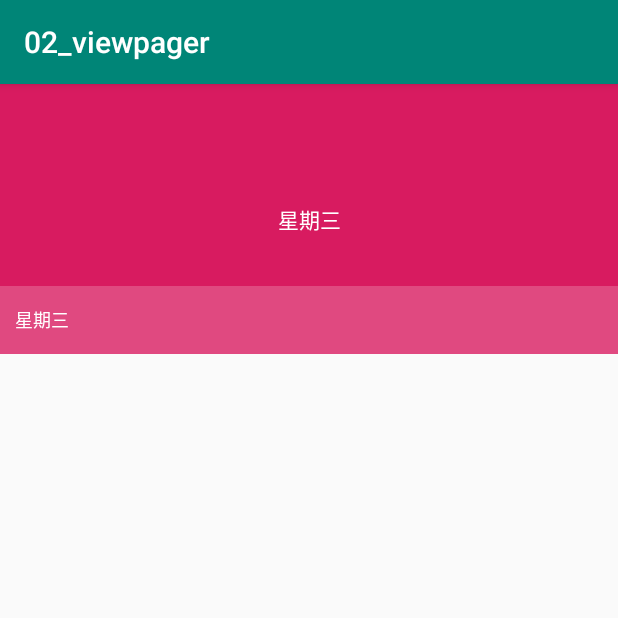
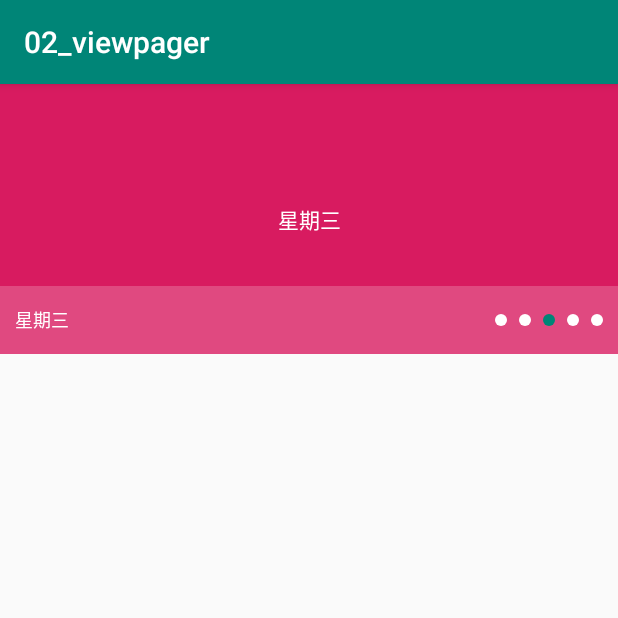
Before and after one commit to dashingqi/AndroidCustomerView, an Android app: the screen it shows after launch (MainActivity), on a phone screen of 412 x 824 dp, the top half of it. Run offline under Robolectric (Android 15) with nearby library versions, the phone set to English and light mode, and no system bars.

Commit message:
[自定义广告栏完成：支持左右无限滑动，指示器的滑动，手动滑动，反正是公众条件下的滑动]

```diff
--- /dev/null
+++ b/02_viewpager/src/main/java/wanandroidqi/dashingqi/com/a02_viewpager/DensityUtil.java
@@ -0,0 +1,13 @@
+package wanandroidqi.dashingqi.com.a02_viewpager;
+
+import android.content.Context;
+
+public class DensityUtil {
+
+    public static int dp2px(Context context, float dpValue) {
+        //获取到像素密度
+        float density = context.getResources().getDisplayMetrics().density;
+        return (int) (dpValue * density + 0.5f);
+
+    }
+}
--- a/02_viewpager/src/main/java/wanandroidqi/dashingqi/com/a02_viewpager/MainActivity.java
+++ b/02_viewpager/src/main/java/wanandroidqi/dashingqi/com/a02_viewpager/MainActivity.java
@@ -2,9 +2,11 @@ package wanandroidqi.dashingqi.com.a02_viewpager;
 
 import android.content.Context;
 import android.graphics.Color;
+import android.os.Build;
 import android.os.Handler;
 import android.os.Message;
 import android.support.annotation.NonNull;
+import android.support.annotation.RequiresApi;
 import android.support.v4.view.PagerAdapter;
 import android.support.v4.view.ViewPager;
 import android.support.v7.app.AppCompatActivity;
@@ -14,6 +16,7 @@ import android.view.Gravity;
 import android.view.MotionEvent;
 import android.view.View;
 import android.view.ViewGroup;
+import android.widget.ImageView;
 import android.widget.LinearLayout;
 import android.widget.TextView;
 
@@ -41,27 +44,33 @@ public class MainActivity extends AppCompatActivity {
     private String[] titles = {"星期一", "星期二", "星期三", "星期四", "星期五"};
 
     /**
-     * 每次滑动对应的page角标
+     * 是否是拖动
      */
-    private int item;
+    private boolean isDragged = false;
+
+    private List<ImageView> mImageViewList;
+
+    private int prePosition = 0;
 
     private Handler mHandler = new Handler() {
         @Override
         public void handleMessage(Message msg) {
             super.handleMessage(msg);
-            item++;
-            mViewPager.setCurrentItem(item);
+            int position = mViewPager.getCurrentItem();
+            mViewPager.setCurrentItem(position + 1);
             //4秒钟切换一页
             mHandler.sendEmptyMessageDelayed(0, 4000);
         }
     };
 
 
+    @RequiresApi(api = Build.VERSION_CODES.LOLLIPOP)
     @Override
     protected void onCreate(Bundle savedInstanceState) {
         super.onCreate(savedInstanceState);
         setContentView(R.layout.activity_main);
         mTextViewList = new ArrayList<>();
+        mImageViewList = new ArrayList<>();
         initView();
         initData();
 
@@ -70,6 +79,7 @@ public class MainActivity extends AppCompatActivity {
     }
 
 
+    @RequiresApi(api = Build.VERSION_CODES.LOLLIPOP)
     private void initData() {
         for (int i = 0; i < titles.length; i++) {
             TextView mTextView = new TextView(this);
@@ -79,45 +89,82 @@ public class MainActivity extends AppCompatActivity {
             mTextView.setLayoutParams(layoutParams);
             mTextView.setGravity(Gravity.CENTER);
             mTextViewList.add(mTextView);
+
+            ImageView mIndicatorIv = new ImageView(this);
+            mIndicatorIv.setBackgroundResource(R.drawable.iv_indicator_selector);
+            //代码里设置的都是像素
+            int widthPx = DensityUtil.dp2px(MainActivity.this, 8);
+            int heightPx = DensityUtil.dp2px(MainActivity.this, 8);
+            LinearLayout.LayoutParams mIndicatorIvLayout = new LinearLayout.LayoutParams(widthPx, heightPx);
+            if (i == 0) {
+                mIndicatorIv.setEnabled(true);
+            } else {
+                mIndicatorIv.setEnabled(false);
+                mIndicatorIvLayout.leftMargin = widthPx;
+            }
+            mLinearIndicator.addView(mIndicatorIv);
+
+            mIndicatorIv.setLayoutParams(mIndicatorIvLayout);
+            mImageViewList.add(mIndicatorIv);
+
         }
-        MyViewPagerAdapter myViewPagerAdapter = new MyViewPagerAdapter(this, mTextViewList);
+        final MyViewPagerAdapter myViewPagerAdapter = new MyViewPagerAdapter(this, mTextViewList);
         mViewPager.setAdapter(myViewPagerAdapter);
         //item 必须是 titles.length的整数倍
-        item = Integer.MAX_VALUE / 2 - Integer.MAX_VALUE / 2 % titles.length;
+        int item = Integer.MAX_VALUE / 2 - Integer.MAX_VALUE / 2 % titles.length;
         //将ViewPager第一个Item设置到中间位置，这样左右都有初始化好的Page，就可以保证无限左右滑动了
         mViewPager.setCurrentItem(item);
+
+        //进行取模操作
         mTvTitle.setText(titles[item % titles.length]);
 
 
         mViewPager.addOnPageChangeListener(new ViewPager.OnPageChangeListener() {
             /**
              * 当ViewPager已经滑动回调这个方法
-             * @param i
+             * @param position
              * @param v
              * @param i1
              */
             @Override
-            public void onPageScrolled(int i, float v, int i1) {
+            public void onPageScrolled(int position, float v, int i1) {
 
             }
 
             /**
              * 当ViewPager选中的时候回调
-             * @param i
+             * @param position
              */
             @Override
-            public void onPageSelected(int i) {
-
-                mTvTitle.setText(titles[i % titles.length]);
+            public void onPageSelected(int position) {
+                mImageViewList.get(prePosition).setEnabled(false);
+                prePosition = position % titles.length;
+                mImageViewList.get(position % titles.length).setEnabled(true);
+                mTvTitle.setText(titles[position % titles.length]);
             }
 
             /**
              * 当ViewPager滑动的状态发生改变的时候回调。
-             * @param i
+             * @param state
              */
             @Override
-            public void onPageScrollStateChanged(int i) {
+            public void onPageScrollStateChanged(int state) {
+                //拖拽
+                if (state == ViewPager.SCROLL_STATE_DRAGGING) {
+                    Log.d(TAG, "onPageScrollStateChanged: dragging");
+                    isDragged = true;
+                    mHandler.removeCallbacksAndMessages(null);
 
+                } else if (state == ViewPager.SCROLL_STATE_SETTLING) {
+                    //滑动
+                    Log.d(TAG, "onPageScrollStateChanged: settling");
+
+                } else if (state == ViewPager.SCROLL_STATE_IDLE && isDragged) {
+                    //空闲
+                    Log.d(TAG, "onPageScrollStateChanged: idle");
+                    isDragged = false;
+                    mHandler.sendEmptyMessageDelayed(0, 4000);
+                }
             }
         });
     }
@@ -145,8 +192,8 @@ public class MainActivity extends AppCompatActivity {
         @NonNull
         @Override
         public Object instantiateItem(@NonNull ViewGroup container, int position) {
-            position = position % mTvLists.size();
-            TextView mTvTextView = mTvLists.get(position);
+            int realPosition = position % mTvLists.size();
+            TextView mTvTextView = mTvLists.get(realPosition);
             //将获取到控件 添加在布局中，不添加不显示呀！！！！！！
             container.addView(mTvTextView);
             mTvTextView.setOnTouchListener(new View.OnTouchListener() {
@@ -160,13 +207,13 @@ public class MainActivity extends AppCompatActivity {
                             break;
                         case MotionEvent.ACTION_MOVE:
                             Log.d(TAG, "onTouch: Move");
-                            mHandler.removeCallbacksAndMessages(null);
                             break;
                         case MotionEvent.ACTION_UP:
                             Log.d(TAG, "onTouch: Up");
+                            mHandler.sendEmptyMessageDelayed(0, 4000);
                             break;
                         case MotionEvent.ACTION_CANCEL:
-                            mHandler.sendEmptyMessageDelayed(0, 4000);
+                            Log.d(TAG, "on Touch: cancel");
                             break;
                     }
                     //不返回true 是为点击事件做准备的。返回true就因为这拦截消费这个点击事件了，就调用不到onClickListener事件了。
@@ -178,6 +225,7 @@ public class MainActivity extends AppCompatActivity {
 
         @Override
         public int getCount() {
+            //可以无限滑动的前提
             return Integer.MAX_VALUE;
         }
 
@@ -191,5 +239,4 @@ public class MainActivity extends AppCompatActivity {
             container.removeView((View) object);
         }
     }
-
 }
--- /dev/null
+++ b/02_viewpager/src/main/res/drawable/iv_indicator_selector.xml
@@ -0,0 +1,7 @@
+<?xml version="1.0" encoding="utf-8"?>
+<selector xmlns:android="http://schemas.android.com/apk/res/android">
+
+    <item android:drawable="@drawable/iv_indicator_shape_enable" android:state_enabled="true" />
+    <item android:drawable="@drawable/iv_indicator_shape_default" android:state_enabled="false" />
+
+</selector>
--- /dev/null
+++ b/02_viewpager/src/main/res/drawable/iv_indicator_shape_default.xml
@@ -0,0 +1,10 @@
+<?xml version="1.0" encoding="utf-8"?>
+<shape xmlns:android="http://schemas.android.com/apk/res/android"
+    android:shape="oval">
+    <size
+        android:width="8dp"
+        android:height="8dp" />
+    <solid android:color="#ffffff" />
+
+
+</shape>
--- /dev/null
+++ b/02_viewpager/src/main/res/drawable/iv_indicator_shape_enable.xml
@@ -0,0 +1,10 @@
+<?xml version="1.0" encoding="utf-8"?>
+<shape xmlns:android="http://schemas.android.com/apk/res/android"
+    android:shape="oval">
+    <size
+        android:width="8dp"
+        android:height="8dp" />
+
+    <solid android:color="@color/colorPrimary" />
+
+</shape>
--- a/02_viewpager/src/main/res/values/colors.xml
+++ b/02_viewpager/src/main/res/values/colors.xml
@@ -3,4 +3,5 @@
     <color name="colorPrimary">#008577</color>
     <color name="colorPrimaryDark">#00574B</color>
     <color name="colorAccent">#D81B60</color>
+    <color name="default_color">#33ffffff</color>
 </resources>
--- a/app/src/main/java/wanandroidqi/dashingqi/com/androidcustomerview/MainActivity.java
+++ b/app/src/main/java/wanandroidqi/dashingqi/com/androidcustomerview/MainActivity.java
@@ -6,9 +6,6 @@ import android.widget.RelativeLayout;
 
 
 public class MainActivity extends AppCompatActivity {
-
-
-
 
     @Override
     protected void onCreate(Bundle savedInstanceState) {
```
Also changed, not shown: app/src/main/java/wanandroidqi/dashingqi/com/androidcustomerview/CircleView.java (added, +135 -0 lines), app/src/main/res/layout/activity_main.xml (+11 -37 lines), app/src/main/res/values/attrs.xml (added, +11 -0 lines), app/src/main/res/drawable-xxhdpi/boy.jpg (added).
